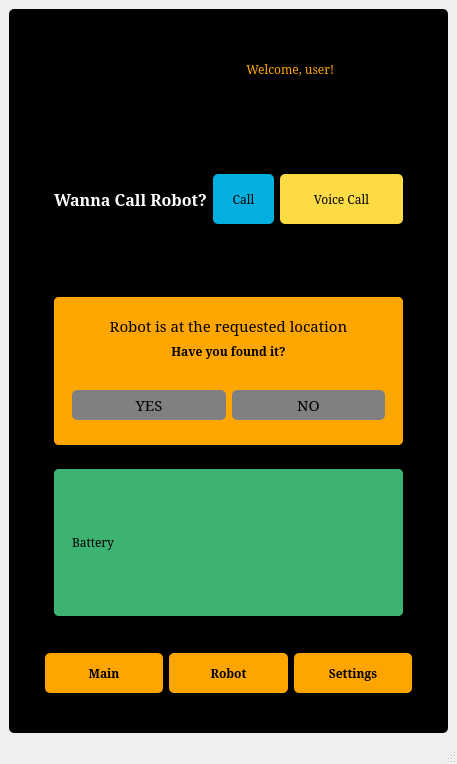
Old version of the form tangerbot/src/gui/user_gui/ui/tangerine.ui in the repository addinedu-ros-8th/ros-repo-4.
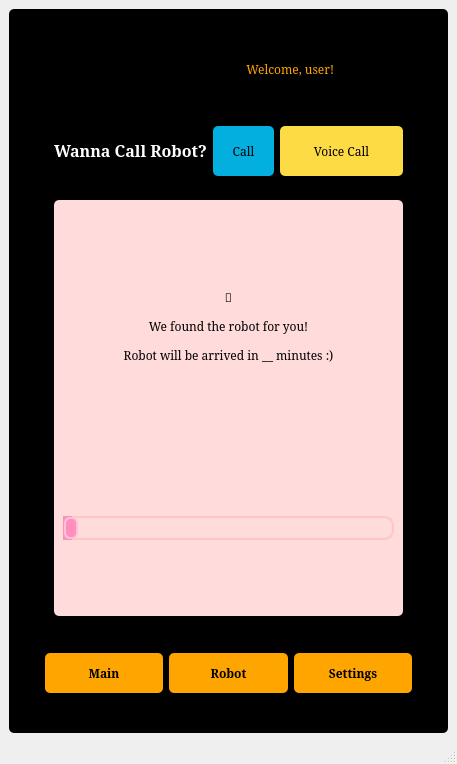
New version of the form. The open tabs and pages were chosen to show the change.

What changed in the file:
```diff
--- a/tangerbot/src/gui/user_gui/ui/tangerine.ui
+++ b/tangerbot/src/gui/user_gui/ui/tangerine.ui
@@ -1307,15 +1307,15 @@
                   </widget>
                  </item>
                  <item>
-                  <widget class="QFrame" name="frame_40">
+                  <widget class="QFrame" name="frame_27">
                    <property name="sizePolicy">
                     <sizepolicy hsizetype="Preferred" vsizetype="Preferred">
                      <horstretch>0</horstretch>
-                     <verstretch>1</verstretch>
+                     <verstretch>8</verstretch>
                     </sizepolicy>
                    </property>
                    <property name="frameShape">
-                    <enum>QFrame::Box</enum>
+                    <enum>QFrame::StyledPanel</enum>
                    </property>
                    <property name="frameShadow">
                     <enum>QFrame::Raised</enum>
@@ -1323,53 +1323,206 @@
                    <layout class="QGridLayout" name="gridLayout_14">
                     <item row="0" column="0">
                      <widget class="QStackedWidget" name="stackedWidget_2">
-                      <property name="styleSheet">
-                       <string notr="true">background-color:#FFA700;
-color:black;
-border:10px;</string>
-                      </property>
                       <property name="currentIndex">
                        <number>2</number>
                       </property>
                       <widget class="QWidget" name="page_2">
                        <layout class="QGridLayout" name="gridLayout_15">
                         <item row="0" column="0">
-                         <widget class="QLabel" name="label_21">
-                          <property name="font">
-                           <font>
-                            <family>Serif</family>
-                           </font>
+                         <widget class="QFrame" name="frame_31">
+                          <property name="frameShape">
+                           <enum>QFrame::StyledPanel</enum>
                           </property>
                           <property name="styleSheet">
                            <string notr="true"/>
                           </property>
-                          <property name="text">
-                           <string>You haven't called any robots.</string>
-                          </property>
-                          <property name="alignment">
-                           <set>Qt::AlignCenter</set>
-                          </property>
+                          <layout class="QGridLayout" name="gridLayout_16">
+                           <item row="0" column="0">
+                            <widget class="QLabel" name="label_21">
+                             <property name="text">
+                              <string>No Robot Found!</string>
+                             </property>
+                             <property name="alignment">
+                              <set>Qt::AlignCenter</set>
+                             </property>
+                            </widget>
+                           </item>
+                          </layout>
                          </widget>
                         </item>
                        </layout>
                       </widget>
                       <widget class="QWidget" name="page_3">
                        <property name="styleSheet">
-                        <string notr="true"/>
+                        <string notr="true">background-color:#F5EEDD;
+color:black;</string>
+                       </property>
+                       <layout class="QGridLayout" name="gridLayout_17">
+                        <item row="1" column="1">
+                         <widget class="QFrame" name="frame_40">
+                          <property name="sizePolicy">
+                           <sizepolicy hsizetype="Preferred" vsizetype="Preferred">
+                            <horstretch>0</horstretch>
+                            <verstretch>9</verstretch>
+                           </sizepolicy>
+                          </property>
+                          <property name="styleSheet">
+                           <string notr="true"/>
+                          </property>
+                          <property name="frameShape">
+                           <enum>QFrame::StyledPanel</enum>
+                          </property>
+                          <property name="frameShadow">
+                           <enum>QFrame::Raised</enum>
+                          </property>
+                          <layout class="QHBoxLayout" name="horizontalLayout_14">
+                           <item>
+                            <widget class="QFrame" name="frame_42">
+                             <property name="frameShape">
+                              <enum>QFrame::StyledPanel</enum>
+                             </property>
+                             <property name="frameShadow">
+                              <enum>QFrame::Raised</enum>
+                             </property>
+                             <layout class="QVBoxLayout" name="verticalLayout_16">
+                              <item>
+                               <widget class="QCheckBox" name="checkBox">
+                                <property name="text">
+                                 <string>Charging Station</string>
+                                </property>
+                               </widget>
+                              </item>
+                              <item>
+                               <widget class="QCheckBox" name="checkBox_2">
+                                <property name="text">
+                                 <string>Storage 1</string>
+                                </property>
+                               </widget>
+                              </item>
+                              <item>
+                               <widget class="QCheckBox" name="checkBox_3">
+                                <property name="text">
+                                 <string>Storage 2</string>
+                                </property>
+                               </widget>
+                              </item>
+                             </layout>
+                            </widget>
+                           </item>
+                           <item>
+                            <widget class="QFrame" name="frame_43">
+                             <property name="frameShape">
+                              <enum>QFrame::StyledPanel</enum>
+                             </property>
+                             <property name="frameShadow">
+                              <enum>QFrame::Raised</enum>
+                             </property>
+                             <layout class="QVBoxLayout" name="verticalLayout_17">
+                              <item>
+                               <widget class="QCheckBox" name="checkBox_5">
+                                <property name="text">
+                                 <string>Section 1</string>
+                                </property>
+                               </widget>
+                              </item>
+                              <item>
+                               <widget class="QCheckBox" name="checkBox_6">
+                                <property name="text">
+                                 <string>Section 2</string>
+                                </property>
+                               </widget>
+                              </item>
+                              <item>
+                               <widget class="QCheckBox" name="checkBox_7">
+                                <property name="text">
+                                 <string>Section 3</string>
+                                </property>
+                               </widget>
+                              </item>
+                              <item>
+                               <widget class="QCheckBox" name="checkBox_8">
+                                <property name="text">
+                                 <string>Section 4</string>
+                                </property>
+                               </widget>
+                              </item>
+                              <item>
+                               <widget class="QCheckBox" name="checkBox_4">
+                                <property name="text">
+                                 <string>Section 5</string>
+                                </property>
+                               </widget>
+                              </item>
+                             </layout>
+                            </widget>
+                           </item>
+                          </layout>
+                         </widget>
+                        </item>
+                        <item row="2" column="1">
+                         <widget class="QFrame" name="frame_41">
+                          <property name="sizePolicy">
+                           <sizepolicy hsizetype="Preferred" vsizetype="Preferred">
+                            <horstretch>0</horstretch>
+                            <verstretch>1</verstretch>
+                           </sizepolicy>
+                          </property>
+                          <property name="frameShape">
+                           <enum>QFrame::StyledPanel</enum>
+                          </property>
+                          <property name="frameShadow">
+                           <enum>QFrame::Raised</enum>
+                          </property>
+                          <layout class="QHBoxLayout" name="horizontalLayout_13">
+                           <item>
+                            <widget class="QPushButton" name="btn_sendgoal">
+                             <property name="styleSheet">
+                              <string notr="true">background-color:#02AFDF;
+border:10px;
+color:black;</string>
+                             </property>
+                             <property name="text">
+                              <string>send goal</string>
+                             </property>
+                            </widget>
+                           </item>
+                           <item>
+                            <widget class="QPushButton" name="btn_cancelcall">
+                             <property name="styleSheet">
+                              <string notr="true">background-color:grey;
+border:10px;
+color:black;</string>
+                             </property>
+                             <property name="text">
+                              <string>cancel call</string>
+                             </property>
+                            </widget>
+                           </item>
+                          </layout>
+                         </widget>
+                        </item>
+                       </layout>
+                      </widget>
+                      <widget class="QWidget" name="page_4">
+                       <property name="styleSheet">
+                        <string notr="true">background-color:#FFDBDB;
+color:black;
+</string>
                        </property>
                        <layout class="QVBoxLayout" name="verticalLayout_13">
                         <item>
-                         <widget class="QLabel" name="label_22">
-                          <property name="font">
-                           <font>
-                            <family>Serif</family>
-                           </font>
+                         <widget class="QLabel" name="label_23">
+                          <property name="sizePolicy">
+                           <sizepolicy hsizetype="Preferred" vsizetype="Preferred">
+                            <horstretch>0</horstretch>
+                            <verstretch>3</verstretch>
+                           </sizepolicy>
                           </property>
                           <property name="styleSheet">
                            <string notr="true"/>
                           </property>
                           <property name="text">
-                           <string/>
+                           <string>&lt;html&gt;&lt;head/&gt;&lt;body&gt;&lt;p align=&quot;center&quot;&gt;🩷&lt;/p&gt;&lt;p align=&quot;center&quot;&gt;We found the robot for you!&lt;/p&gt;&lt;p align=&quot;center&quot;&gt;Robot will be arrived in __ minutes :)&lt;/p&gt;&lt;/body&gt;&lt;/html&gt;</string>
                           </property>
                           <property name="alignment">
                            <set>Qt::AlignCenter</set>
@@ -1378,10 +1531,30 @@
                         </item>
                         <item>
                          <widget class="QSlider" name="horizontalSlider">
+                          <property name="sizePolicy">
+                           <sizepolicy hsizetype="Expanding" vsizetype="Preferred">
+                            <horstretch>0</horstretch>
+                            <verstretch>2</verstretch>
+                           </sizepolicy>
+                          </property>
                           <property name="styleSheet">
-                           <string notr="true">background-color:#FFA700;
-border:10px;
-color:black;
+                           <string notr="true">#page_4 QSlider::groove:horizontal {
+	border: 2px solid #FFC6C6;
+	height: 20px;
+	border-radius:10px;
+
+}
+#page_4 QSlider::handle:horizontal {
+	background: #FF90BB;
+	width: 10px;
+	margin: -1px -1px;
+	border: 2px solid #FFC1DA;
+	border-radius: 6px;
+}
+
+#page_4 QSlider::sub-page:horizontal {
+	background: #FF90BB
+}
 </string>
                           </property>
                           <property name="orientation">
@@ -1391,232 +1564,12 @@
                         </item>
                        </layout>
                       </widget>
-                      <widget class="QWidget" name="page_4">
-                       <property name="styleSheet">
-                        <string notr="true"/>
-                       </property>
-                       <layout class="QVBoxLayout" name="verticalLayout_16">
-                        <item>
-                         <widget class="QFrame" name="frame_41">
-                          <property name="styleSheet">
-                           <string notr="true"/>
-                          </property>
-                          <property name="frameShape">
-                           <enum>QFrame::StyledPanel</enum>
-                          </property>
-                          <property name="frameShadow">
-                           <enum>QFrame::Raised</enum>
-                          </property>
-                          <layout class="QGridLayout" name="gridLayout_16">
-                           <item row="0" column="0">
-                            <widget class="QLabel" name="label_23">
-                             <property name="font">
-                              <font>
-                               <family>Serif</family>
-                               <pointsize>11</pointsize>
-                              </font>
-                             </property>
-                             <property name="text">
-                              <string>Robot is at the requested location</string>
-                             </property>
-                             <property name="alignment">
-                              <set>Qt::AlignCenter</set>
-                             </property>
-                            </widget>
-                           </item>
-                           <item row="1" column="0">
-                            <widget class="QLabel" name="label_24">
-                             <property name="font">
-                              <font>
-                               <family>Serif</family>
-                               <weight>75</weight>
-                               <bold>true</bold>
-                              </font>
-                             </property>
-                             <property name="layoutDirection">
-                              <enum>Qt::LeftToRight</enum>
-                             </property>
-                             <property name="text">
-                              <string>Have you found it?</string>
-                             </property>
-                             <property name="alignment">
-                              <set>Qt::AlignCenter</set>
-                             </property>
-                            </widget>
-                           </item>
-                          </layout>
-                         </widget>
-                        </item>
-                        <item>
-                         <widget class="QFrame" name="frame_42">
-                          <property name="styleSheet">
-                           <string notr="true">#frame_42 QPushButton{
-	background-color:gray;
-	border:10px;
-	color:black;
-}
-
-#frame_42{
-background-color:#FFA700;
-border:10px;
-color:black;
-}
-
-</string>
-                          </property>
-                          <property name="frameShape">
-                           <enum>QFrame::StyledPanel</enum>
-                          </property>
-                          <property name="frameShadow">
-                           <enum>QFrame::Raised</enum>
-                          </property>
-                          <layout class="QHBoxLayout" name="horizontalLayout_13">
-                           <item>
-                            <widget class="QPushButton" name="pushButton_12">
-                             <property name="minimumSize">
-                              <size>
-                               <width>0</width>
-                               <height>30</height>
-                              </size>
-                             </property>
-                             <property name="font">
-                              <font>
-                               <family>Serif</family>
-                               <pointsize>11</pointsize>
-                              </font>
-                             </property>
-                             <property name="text">
-                              <string>YES</string>
-                             </property>
-                            </widget>
-                           </item>
-                           <item>
-                            <widget class="QPushButton" name="pushButton_13">
-                             <property name="minimumSize">
-                              <size>
-                               <width>0</width>
-                               <height>30</height>
-                              </size>
-                             </property>
-                             <property name="font">
-                              <font>
-                               <family>Serif</family>
-                               <pointsize>11</pointsize>
-                              </font>
-                             </property>
-                             <property name="text">
-                              <string>NO</string>
-                             </property>
-                            </widget>
-                           </item>
-                          </layout>
-                         </widget>
-                        </item>
-                       </layout>
-                      </widget>
-                     </widget>
-                    </item>
-                   </layout>
-                  </widget>
-                 </item>
-                 <item>
-                  <widget class="QFrame" name="frame_31">
-                   <property name="sizePolicy">
-                    <sizepolicy hsizetype="Preferred" vsizetype="Preferred">
-                     <horstretch>0</horstretch>
-                     <verstretch>1</verstretch>
-                    </sizepolicy>
-                   </property>
-                   <property name="styleSheet">
-                    <string notr="true"/>
-                   </property>
-                   <property name="frameShape">
-                    <enum>QFrame::StyledPanel</enum>
-                   </property>
-                   <property name="frameShadow">
-                    <enum>QFrame::Raised</enum>
-                   </property>
-                   <layout class="QGridLayout" name="gridLayout_17">
-                    <item row="0" column="0">
-                     <widget class="QStackedWidget" name="stackedWidget_3">
-                      <property name="styleSheet">
-                       <string notr="true">background-color:#3CB371;
-color:black;</string>
-                      </property>
-                      <property name="currentIndex">
-                       <number>0</number>
-                      </property>
-                      <widget class="QWidget" name="page_7">
-                       <layout class="QGridLayout" name="gridLayout_19">
-                        <item row="0" column="0">
-                         <widget class="QLabel" name="label_27">
-                          <property name="styleSheet">
-                           <string notr="true"/>
-                          </property>
-                          <property name="text">
-                           <string>No Robot Found.</string>
-                          </property>
-                          <property name="alignment">
-                           <set>Qt::AlignCenter</set>
-                          </property>
-                         </widget>
-                        </item>
-                       </layout>
-                      </widget>
                       <widget class="QWidget" name="page_5">
                        <property name="styleSheet">
-                        <string notr="true"/>
+                        <string notr="true">background-color:#FBDB93</string>
                        </property>
-                       <layout class="QGridLayout" name="gridLayout_18">
-                        <item row="0" column="0">
-                         <widget class="QFrame" name="frame_43">
-                          <property name="frameShape">
-                           <enum>QFrame::StyledPanel</enum>
-                          </property>
-                          <property name="frameShadow">
-                           <enum>QFrame::Raised</enum>
-                          </property>
-                          <layout class="QHBoxLayout" name="horizontalLayout_14">
-                           <item>
-                            <widget class="QLabel" name="label_25">
-                             <property name="sizePolicy">
-                              <sizepolicy hsizetype="Preferred" vsizetype="Preferred">
-                               <horstretch>3</horstretch>
-                               <verstretch>0</verstretch>
-                              </sizepolicy>
-                             </property>
-                             <property name="styleSheet">
-                              <string notr="true">color:black;</string>
-                             </property>
-                             <property name="text">
-                              <string>Battery</string>
-                             </property>
-                            </widget>
-                           </item>
-                           <item>
-                            <widget class="QLabel" name="label_26">
-                             <property name="sizePolicy">
-                              <sizepolicy hsizetype="Preferred" vsizetype="Preferred">
-                               <horstretch>7</horstretch>
-                               <verstretch>0</verstretch>
-                              </sizepolicy>
-                             </property>
-                             <property name="styleSheet">
-                              <string notr="true">color:black;</string>
-                             </property>
-                             <property name="text">
-                              <string/>
-                             </property>
-                            </widget>
-                           </item>
-                          </layout>
-                         </widget>
-                        </item>
-                       </layout>
-                      </widget>
-                      <widget class="QWidget" name="page_6">
-                       <layout class="QGridLayout" name="gridLayout_20">
-                        <item row="0" column="0">
+                       <layout class="QVBoxLayout" name="verticalLayout_18">
+                        <item>
                          <widget class="QFrame" name="frame_44">
                           <property name="frameShape">
                            <enum>QFrame::StyledPanel</enum>
@@ -1624,7 +1577,7 @@
                           <property name="frameShadow">
                            <enum>QFrame::Raised</enum>
                           </property>
-                          <layout class="QGridLayout" name="gridLayout_21">
+                          <layout class="QGridLayout" name="gridLayout_18">
                            <item row="0" column="0">
                             <widget class="QLabel" name="label_29">
                              <property name="sizePolicy">
@@ -1641,8 +1594,20 @@
                              </property>
                             </widget>
                            </item>
-                           <item row="0" column="1">
-                            <widget class="QLabel" name="label_28">
+                          </layout>
+                         </widget>
+                        </item>
+                        <item>
+                         <widget class="QFrame" name="frame_45">
+                          <property name="frameShape">
+                           <enum>QFrame::StyledPanel</enum>
+                          </property>
+                          <property name="frameShadow">
+                           <enum>QFrame::Raised</enum>
+                          </property>
+                          <layout class="QHBoxLayout" name="horizontalLayout_15">
+                           <item>
+                            <widget class="QPushButton" name="btn_record">
                              <property name="sizePolicy">
                               <sizepolicy hsizetype="Preferred" vsizetype="Preferred">
                                <horstretch>7</horstretch>
```
Left out of the diff: 202 changed lines with no effect on the pictures.
